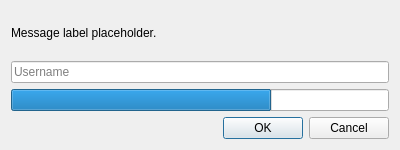
This is launcher/ui/dialogs/OfflineLoginDialog.ui in FreesmTeam/FreesmLauncher as Qt 5 draws it before an edit. The edited form follows.
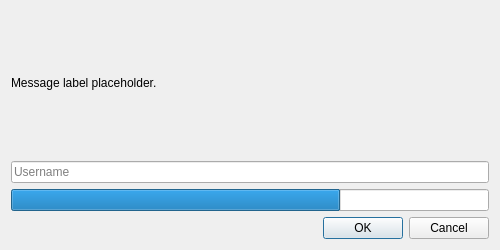
This is the edited form.

Commit message: Add offline mode disclaimer

```diff
--- a/launcher/ui/dialogs/OfflineLoginDialog.ui
+++ b/launcher/ui/dialogs/OfflineLoginDialog.ui
@@ -6,8 +6,8 @@
    <rect>
     <x>0</x>
     <y>0</y>
-    <width>400</width>
-    <height>150</height>
+    <width>500</width>
+    <height>250</height>
    </rect>
   </property>
   <property name="sizePolicy">
```
The commit also changes 1 other file.
